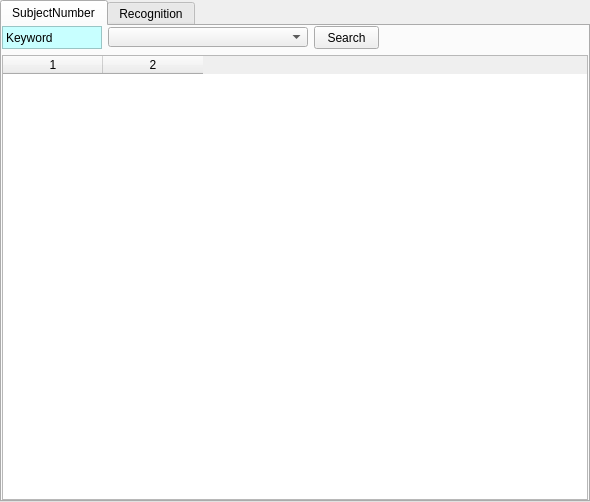
Qt form statistics_form.ui (LeeChiWon/ProjectManagement) before a commit.
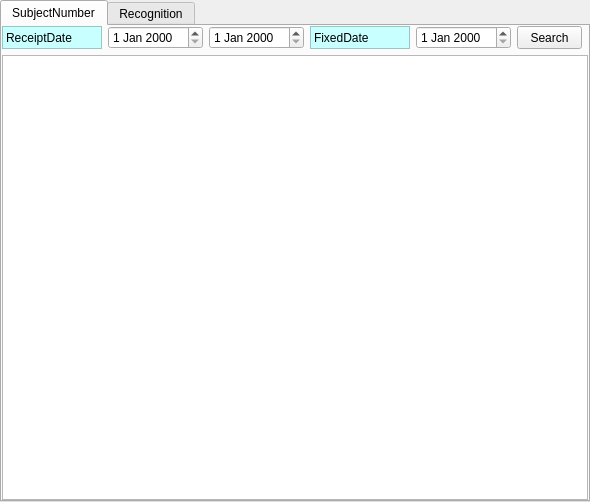
The same form after that commit. The open tabs and pages were chosen to show the change. Icons and pictures are not drawn.

```diff
--- a/statistics_form.ui
+++ b/statistics_form.ui
@@ -6,7 +6,7 @@
    <rect>
     <x>0</x>
     <y>0</y>
-    <width>540</width>
+    <width>567</width>
     <height>502</height>
    </rect>
   </property>
@@ -53,21 +53,8 @@
        </property>
        <item row="0" column="0">
         <layout class="QGridLayout" name="gridLayout">
-         <item row="0" column="1">
-          <widget class="QComboBox" name="comboBox_SearchContent_SubjectNumber">
-           <property name="minimumSize">
-            <size>
-             <width>200</width>
-             <height>20</height>
-            </size>
-           </property>
-           <property name="maximumSize">
-            <size>
-             <width>200</width>
-             <height>20</height>
-            </size>
-           </property>
-          </widget>
+         <item row="0" column="2">
+          <widget class="QDateEdit" name="dateEdit_SubjectNumber_ReceiptEndDate"/>
          </item>
          <item row="0" column="0">
           <widget class="QLabel" name="label">
@@ -154,11 +141,103 @@
             <enum>QFrame::StyledPanel</enum>
            </property>
            <property name="text">
-            <string>Keyword</string>
+            <string>ReceiptDate</string>
            </property>
           </widget>
          </item>
-         <item row="0" column="2">
+         <item row="0" column="1">
+          <widget class="QDateEdit" name="dateEdit_SubjectNumber_ReceiptStartDate"/>
+         </item>
+         <item row="0" column="3">
+          <widget class="QLabel" name="label_4">
+           <property name="minimumSize">
+            <size>
+             <width>100</width>
+             <height>23</height>
+            </size>
+           </property>
+           <property name="maximumSize">
+            <size>
+             <width>100</width>
+             <height>23</height>
+            </size>
+           </property>
+           <property name="palette">
+            <palette>
+             <active>
+              <colorrole role="Base">
+               <brush brushstyle="SolidPattern">
+                <color alpha="255">
+                 <red>255</red>
+                 <green>255</green>
+                 <blue>255</blue>
+                </color>
+               </brush>
+              </colorrole>
+              <colorrole role="Window">
+               <brush brushstyle="SolidPattern">
+                <color alpha="255">
+                 <red>200</red>
+                 <green>255</green>
+                 <blue>255</blue>
+                </color>
+               </brush>
+              </colorrole>
+             </active>
+             <inactive>
+              <colorrole role="Base">
+               <brush brushstyle="SolidPattern">
+                <color alpha="255">
+                 <red>255</red>
+                 <green>255</green>
+                 <blue>255</blue>
+                </color>
+               </brush>
+              </colorrole>
+              <colorrole role="Window">
+               <brush brushstyle="SolidPattern">
+                <color alpha="255">
+                 <red>200</red>
+                 <green>255</green>
+                 <blue>255</blue>
+                </color>
+               </brush>
+              </colorrole>
+             </inactive>
+             <disabled>
+              <colorrole role="Base">
+               <brush brushstyle="SolidPattern">
+                <color alpha="255">
+                 <red>200</red>
+                 <green>255</green>
+                 <blue>255</blue>
+                </color>
+               </brush>
+              </colorrole>
+              <colorrole role="Window">
+               <brush brushstyle="SolidPattern">
+                <color alpha="255">
+                 <red>200</red>
+                 <green>255</green>
+                 <blue>255</blue>
+                </color>
+               </brush>
+              </colorrole>
+             </disabled>
+            </palette>
+           </property>
+           <property name="autoFillBackground">
+            <bool>true</bool>
+           </property>
+           <property name="frameShape">
+            <enum>QFrame::StyledPanel</enum>
+           </property>
+           <property name="text">
+            <string>FixedDate</string>
+           </property>
+          </widget>
+         </item>
+         <item row="0" column="5">
           <widget class="QPushButton" name="pushButton_Search_SubjectNumber">
            <property name="minimumSize">
             <size>
@@ -181,6 +260,9 @@
            </property>
           </widget>
          </item>
+         <item row="0" column="4">
+          <widget class="QDateEdit" name="dateEdit_SubjectNumber_FixedDate"/>
+         </item>
         </layout>
        </item>
        <item row="0" column="1">
@@ -208,10 +290,8 @@
           <bool>true</bool>
          </property>
          <property name="columnCount">
-          <number>2</number>
+          <number>0</number>
          </property>
-         <column/>
-         <column/>
         </widget>
        </item>
       </layout>
```
Left out of the diff: 36 changed lines with no effect on the pictures.
